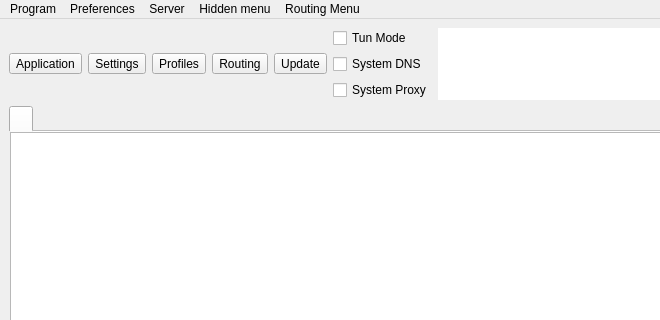
The window that include/ui/mainwindow.ui (tanshenxiang/Throne) describes before a commit, drawn with Qt 5; both pictures show x 0 to 660 and y 0 to 320 of the 800 by 600 pixel window.
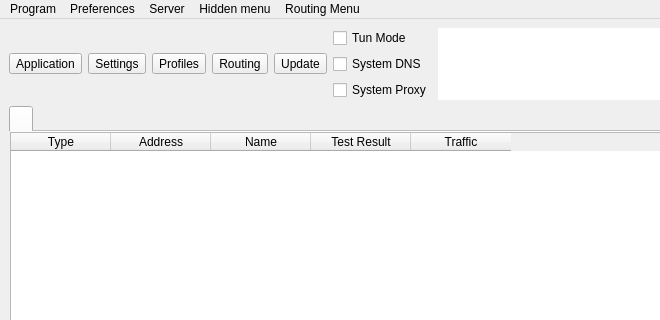
The same window after the commit. Icons and pictures are not drawn. Custom widgets are drawn as their Qt base class.

Patch:
```diff
--- a/include/ui/mainwindow.ui
+++ b/include/ui/mainwindow.ui
@@ -242,7 +242,7 @@
           <number>0</number>
          </property>
          <item row="0" column="0">
-          <widget class="ProfilesTableView" name="profilesTableView">
+          <widget class="MyTableWidget" name="proxyListTable">
            <property name="contextMenuPolicy">
             <enum>Qt::ContextMenuPolicy::CustomContextMenu</enum>
            </property>
@@ -273,6 +273,31 @@
            <attribute name="verticalHeaderDefaultSectionSize">
             <number>30</number>
            </attribute>
+           <column>
+            <property name="text">
+             <string>Type</string>
+            </property>
+           </column>
+           <column>
+            <property name="text">
+             <string>Address</string>
+            </property>
+           </column>
+           <column>
+            <property name="text">
+             <string>Name</string>
+            </property>
+           </column>
+           <column>
+            <property name="text">
+             <string>Test Result</string>
+            </property>
+           </column>
+           <column>
+            <property name="text">
+             <string>Traffic</string>
+            </property>
+           </column>
           </widget>
          </item>
         </layout>
@@ -1081,9 +1106,9 @@
  </widget>
  <customwidgets>
   <customwidget>
-   <class>ProfilesTableView</class>
-   <extends>QTableView</extends>
-   <header>include/ui/utils/ProfilesTableView.h</header>
+   <class>MyTableWidget</class>
+   <extends>QTableWidget</extends>
+   <header>include/ui/utils/MyTableWidget.h</header>
   </customwidget>
  </customwidgets>
  <resources/>
```
Left out of the diff: 81 changed lines with no effect on the pictures.
